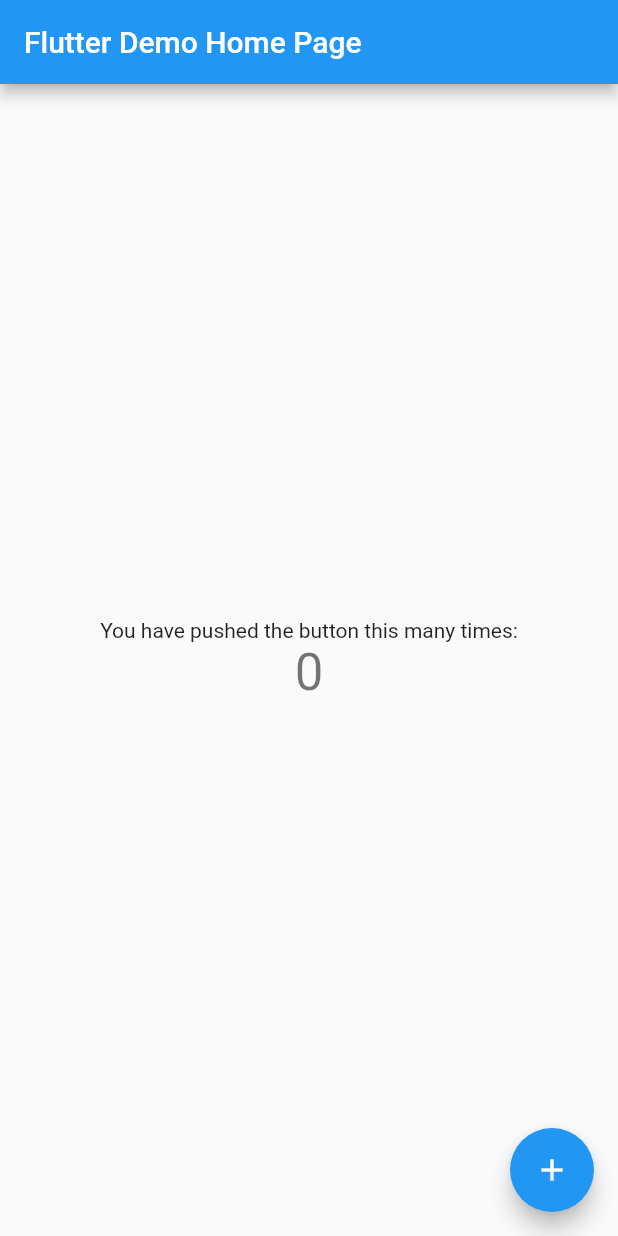
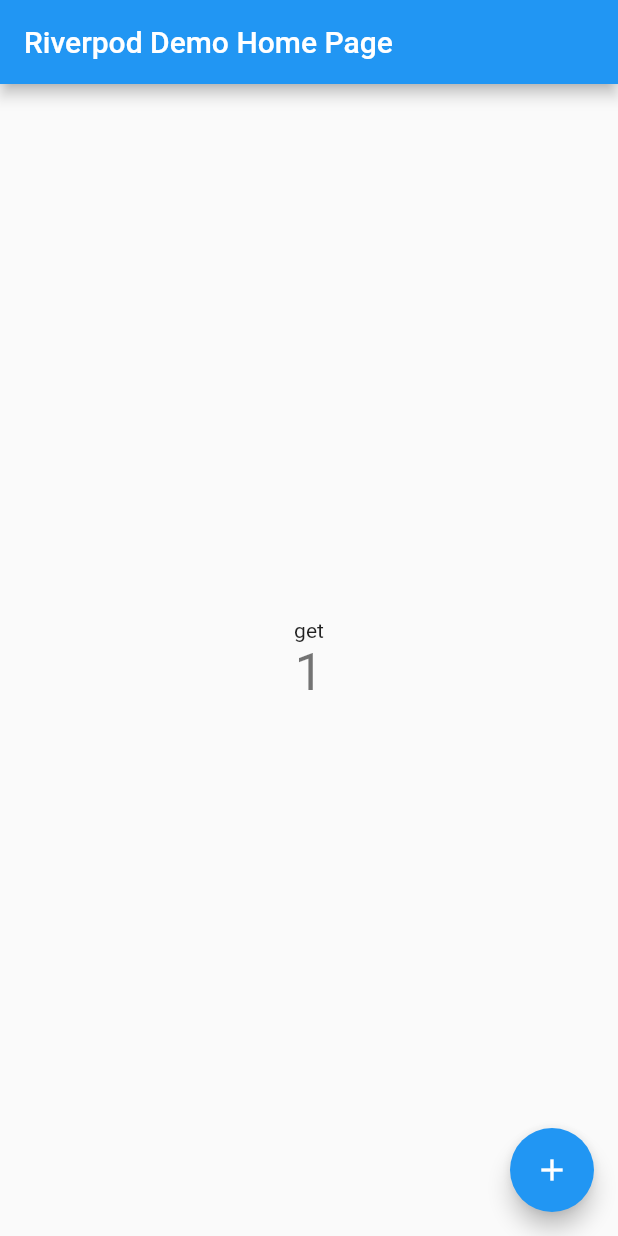
Before and after one commit to kuma0330/practice_flutter_riverpod, a Flutter app: the screen it shows after launch, after a tap on the "add" icon, on a phone screen of 412 x 824 dp. Run offline on Flutter 3.47's test engine with Material 2 defaults, Android fonts, the light colour scheme and no system bars; our stand-ins replace flutter_riverpod.

Commit message:
Add counter

```diff
--- a/lib/main.dart
+++ b/lib/main.dart
@@ -1,5 +1,6 @@
 import 'package:flutter/material.dart';
 import 'package:flutter_riverpod/flutter_riverpod.dart';
+import 'package:practice_riverpod/provider.dart';
 
 void main() {
   runApp(
@@ -20,42 +21,36 @@
       theme: ThemeData(
         primarySwatch: Colors.blue,
       ),
-      home: MyHomePage(title: 'Flutter Demo Home Page'),
+      home: MyHomePage(),
     );
   }
 }
 
 class MyHomePage extends ConsumerWidget {
-  MyHomePage({Key? key, required this.title}) : super(key: key);
-
-  final String title;
-
-  int _counter = 0;
-
-  void _incrementCounter() {}
+  MyHomePage({Key? key}) : super(key: key);
 
   @override
   Widget build(BuildContext context, WidgetRef ref) {
     return Scaffold(
       appBar: AppBar(
-        title: Text(title),
+        title: Text(ref.watch(titleProvider)),
       ),
       body: Center(
         child: Column(
           mainAxisAlignment: MainAxisAlignment.center,
           children: <Widget>[
-            const Text(
-              'You have pushed the button this many times:',
+            Text(
+              ref.watch(messageProvider),
             ),
             Text(
-              '$_counter',
+              ref.watch(countProvider).toString(),
               style: Theme.of(context).textTheme.headline4,
             ),
           ],
         ),
       ),
       floatingActionButton: FloatingActionButton(
-        onPressed: _incrementCounter,
+        onPressed: () => ref.read(countProvider.state).state++,
         tooltip: 'Increment',
         child: const Icon(Icons.add),
       ), // This trailing comma makes auto-formatting nicer for build methods.
--- /dev/null
+++ b/lib/provider.dart
@@ -0,0 +1,9 @@
+import 'package:flutter_riverpod/flutter_riverpod.dart';
+
+final titleProvider = Provider<String>((ref) {
+  return 'Riverpod Demo Home Page';
+});
+
+final messageProvider = Provider<String>((ref) => 'get');
+
+final countProvider = StateProvider<int>((ref) => 0);
```
